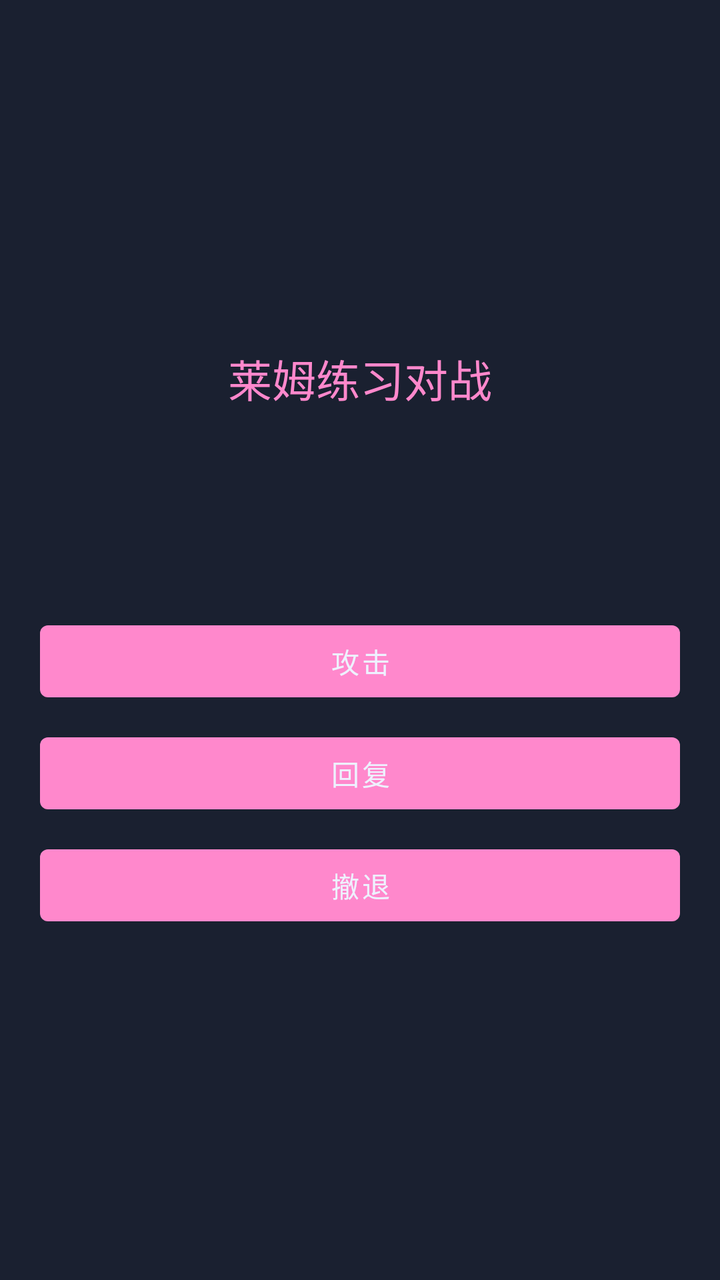
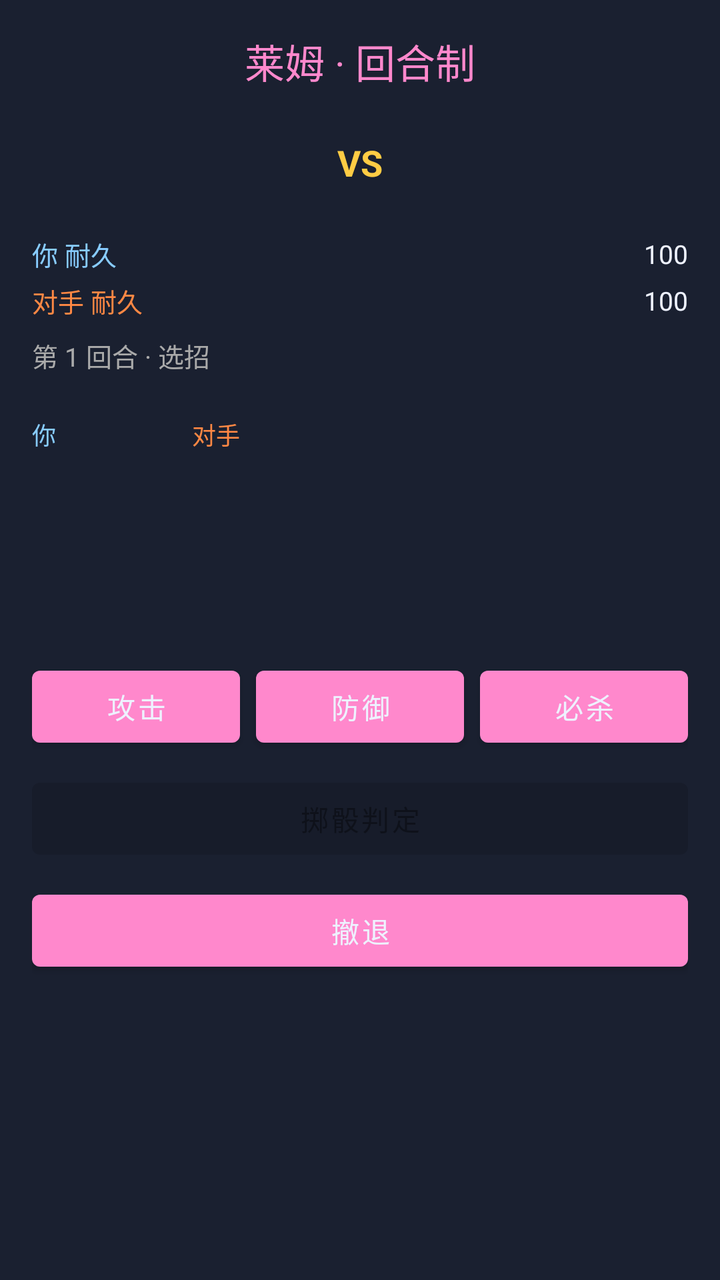

The first picture is an Android layout as it rendered before a commit; the second is the same layout after the commit. The layout source and the unified diff follow.
<!-- AndroidManifest.xml: application theme Theme.VpetMobile -->
<!-- res/layout/activity_rhyme.xml -->
<?xml version="1.0" encoding="utf-8"?>
<LinearLayout xmlns:android="http://schemas.android.com/apk/res/android"
    android:layout_width="match_parent"
    android:layout_height="match_parent"
    android:orientation="vertical"
    android:gravity="center"
    android:padding="20dp"
    android:background="@color/bg_dark">

    <TextView
        android:layout_width="match_parent"
        android:layout_height="wrap_content"
        android:text="莱姆练习对战"
        android:textColor="@color/accent_pink"
        android:textSize="22sp"
        android:gravity="center"
        android:layout_marginBottom="12dp" />

    <TextView
        android:id="@+id/rhymeLog"
        android:layout_width="match_parent"
        android:layout_height="wrap_content"
        android:textColor="@color/text_main"
        android:textSize="15sp"
        android:gravity="center"
        android:minLines="4"
        android:layout_marginBottom="16dp" />

    <Button
        android:id="@+id/btnAttack"
        android:layout_width="match_parent"
        android:layout_height="wrap_content"
        android:text="攻击"
        android:layout_marginBottom="8dp" />

    <Button
        android:id="@+id/btnHeal"
        android:layout_width="match_parent"
        android:layout_height="wrap_content"
        android:text="回复"
        android:layout_marginBottom="8dp" />

    <Button
        android:id="@+id/btnRhymeExit"
        android:layout_width="match_parent"
        android:layout_height="wrap_content"
        android:text="撤退" />
</LinearLayout>
<!-- resources referenced by this layout -->
<resources>
  <color name="accent_pink">#FFFF88CC</color>
  <color name="bg_dark">#FF1A2030</color>
  <color name="text_main">#FFEEF2FF</color>
  <style name="Theme.VpetMobile" parent="Theme.MaterialComponents.DayNight.NoActionBar">
          <item name="colorPrimary">@color/accent_pink</item>
          <item name="colorPrimaryVariant">@color/btn_bg</item>
          <item name="colorOnPrimary">@color/text_main</item>
          <item name="android:statusBarColor">@color/bg_dark</item>
          <item name="android:navigationBarColor">@color/bg_dark</item>
          <item name="android:windowBackground">@color/bg_dark</item>
      </style>
  <color name="btn_bg">#FF2A4060</color>
</resources>

<!-- the commit's change to res/layout/activity_rhyme.xml (unified diff, before → after) -->
@@ -1,48 +1,232 @@
 <?xml version="1.0" encoding="utf-8"?>
-<LinearLayout xmlns:android="http://schemas.android.com/apk/res/android"
+<ScrollView xmlns:android="http://schemas.android.com/apk/res/android"
     android:layout_width="match_parent"
     android:layout_height="match_parent"
-    android:orientation="vertical"
-    android:gravity="center"
-    android:padding="20dp"
-    android:background="@color/bg_dark">
-
-    <TextView
+    android:background="@color/bg_dark"
+    android:fillViewport="true">
+
+    <LinearLayout
         android:layout_width="match_parent"
         android:layout_height="wrap_content"
-        android:text="莱姆练习对战"
-        android:textColor="@color/accent_pink"
-        android:textSize="22sp"
-        android:gravity="center"
-        android:layout_marginBottom="12dp" />
-
-    <TextView
-        android:id="@+id/rhymeLog"
-        android:layout_width="match_parent"
-        android:layout_height="wrap_content"
-        android:textColor="@color/text_main"
-        android:textSize="15sp"
-        android:gravity="center"
-        android:minLines="4"
-        android:layout_marginBottom="16dp" />
-
-    <Button
-        android:id="@+id/btnAttack"
-        android:layout_width="match_parent"
-        android:layout_height="wrap_content"
-        android:text="攻击"
-        android:layout_marginBottom="8dp" />
-
-    <Button
-        android:id="@+id/btnHeal"
-        android:layout_width="match_parent"
-        android:layout_height="wrap_content"
-        android:text="回复"
-        android:layout_marginBottom="8dp" />
-
-    <Button
-        android:id="@+id/btnRhymeExit"
-        android:layout_width="match_parent"
-        android:layout_height="wrap_content"
-        android:text="撤退" />
-</LinearLayout>
+        android:orientation="vertical"
+        android:padding="16dp">
+
+        <TextView
+            android:id="@+id/rhymeTitle"
+            android:layout_width="match_parent"
+            android:layout_height="wrap_content"
+            android:gravity="center"
+            android:text="莱姆 · 回合制"
+            android:textColor="@color/accent_pink"
+            android:textSize="20sp"
+            android:layout_marginBottom="8dp" />
+
+        <LinearLayout
+            android:layout_width="match_parent"
+            android:layout_height="wrap_content"
+            android:gravity="center"
+            android:orientation="horizontal"
+            android:layout_marginBottom="8dp">
+
+            <ImageView
+                android:id="@+id/rhymePlayerIcon"
+                android:layout_width="56dp"
+                android:layout_height="56dp"
+                android:contentDescription="@null"
+                android:scaleType="fitXY" />
+
+            <TextView
+                android:layout_width="wrap_content"
+                android:layout_height="wrap_content"
+                android:paddingHorizontal="12dp"
+                android:text="VS"
+                android:textColor="#FFCC44"
+                android:textSize="18sp"
+                android:textStyle="bold" />
+
+            <ImageView
+                android:id="@+id/rhymeEnemyIcon"
+                android:layout_width="56dp"
+                android:layout_height="56dp"
+                android:contentDescription="@null"
+                android:scaleType="fitXY" />
+        </LinearLayout>
+
+        <LinearLayout
+            android:layout_width="match_parent"
+            android:layout_height="wrap_content"
+            android:gravity="center_vertical"
+            android:orientation="horizontal"
+            android:layout_marginBottom="4dp">
+
+            <TextView
+                android:id="@+id/rhymeYouName"
+                android:layout_width="72dp"
+                android:layout_height="wrap_content"
+                android:text="你 耐久"
+                android:textColor="#88CCFF"
+                android:textSize="13sp" />
+
+            <ImageView
+                android:id="@+id/rhymePlayerBar"
+                android:layout_width="0dp"
+                android:layout_height="16dp"
+                android:layout_weight="1"
+                android:contentDescription="@null"
+                android:scaleType="fitXY" />
+
+            <TextView
+                android:id="@+id/rhymePlayerHp"
+                android:layout_width="40dp"
+                android:layout_height="wrap_content"
+                android:gravity="end"
+                android:text="100"
+                android:textColor="@color/text_main"
+                android:textSize="13sp" />
+        </LinearLayout>
+
+        <LinearLayout
+            android:layout_width="match_parent"
+            android:layout_height="wrap_content"
+            android:gravity="center_vertical"
+            android:orientation="horizontal"
+            android:layout_marginBottom="8dp">
+
+            <TextView
+                android:id="@+id/rhymeFoeName"
+                android:layout_width="72dp"
+                android:layout_height="wrap_content"
+                android:text="对手 耐久"
+                android:textColor="#FF8844"
+                android:textSize="13sp" />
+
+            <ImageView
+                android:id="@+id/rhymeEnemyBar"
+                android:layout_width="0dp"
+                android:layout_height="16dp"
+                android:layout_weight="1"
+                android:contentDescription="@null"
+                android:scaleType="fitXY" />
+
+            <TextView
+                android:id="@+id/rhymeEnemyHp"
+                android:layout_width="40dp"
+                android:layout_height="wrap_content"
+                android:gravity="end"
+                android:text="100"
+                android:textColor="@color/text_main"
+                android:textSize="13sp" />
+        </LinearLayout>
+
+        <TextView
+            android:id="@+id/rhymePhase"
+            android:layout_width="match_parent"
+            android:layout_height="wrap_content"
+            android:text="第 1 回合 · 选招"
+            android:textColor="#AAAAAA"
+            android:textSize="13sp"
+            android:layout_marginBottom="6dp" />
+
+        <LinearLayout
+            android:layout_width="match_parent"
+            android:layout_height="wrap_content"
+            android:gravity="center_vertical"
+            android:orientation="horizontal"
+            android:layout_marginBottom="8dp">
+
+            <TextView
+                android:layout_width="wrap_content"
+                android:layout_height="wrap_content"
+                android:text="你"
+                android:textColor="#88CCFF"
+                android:textSize="12sp" />
+
+            <ImageView
+                android:id="@+id/rhymePlayerDie"
+                android:layout_width="48dp"
+                android:layout_height="48dp"
+                android:layout_marginStart="4dp"
+                android:layout_marginEnd="16dp"
+                android:contentDescription="@null"
+                android:scaleType="fitXY" />
+
+            <TextView
+                android:layout_width="wrap_content"
+                android:layout_height="wrap_content"
+                android:text="对手"
+                android:textColor="#FF8844"
+                android:textSize="12sp" />
+
+            <ImageView
+                android:id="@+id/rhymeEnemyDie"
+                android:layout_width="48dp"
+                android:layout_height="48dp"
+                android:layout_marginStart="4dp"
+                android:layout_marginEnd="8dp"
+                android:contentDescription="@null"
+                android:scaleType="fitXY" />
+
+            <TextView
+                android:id="@+id/rhymeDiceHint"
+                android:layout_width="0dp"
+                android:layout_height="wrap_content"
+                android:layout_weight="1"
+                android:textColor="#8899AA"
+                android:textSize="11sp" />
+        </LinearLayout>
+
+        <TextView
+            android:id="@+id/rhymeLog"
+            android:layout_width="match_parent"
+            android:layout_height="wrap_content"
+            android:minLines="4"
+            android:textColor="#CCCCCC"
+            android:textSize="14sp"
+            android:layout_marginBottom="12dp" />
+
+        <LinearLayout
+            android:layout_width="match_parent"
+            android:layout_height="wrap_content"
+            android:orientation="horizontal"
+            android:layout_marginBottom="8dp">
+
+            <Button
+                android:id="@+id/btnAttack"
+                android:layout_width="0dp"
+                android:layout_height="wrap_content"
+                android:layout_weight="1"
+                android:layout_marginEnd="4dp"
+                android:text="攻击" />
+
+            <Button
+                android:id="@+id/btnDefense"
+                android:layout_width="0dp"
+                android:layout_height="wrap_content"
+                android:layout_weight="1"
+                android:layout_marginHorizontal="4dp"
+                android:text="防御" />
+
+            <Button
+                android:id="@+id/btnSpecial"
+                android:layout_width="0dp"
+                android:layout_height="wrap_content"
+                android:layout_weight="1"
+                android:layout_marginStart="4dp"
+                android:text="必杀" />
+        </LinearLayout>
+
+        <Button
+            android:id="@+id/btnRoll"
+            android:layout_width="match_parent"
+            android:layout_height="wrap_content"
+            android:enabled="false"
+            android:text="掷骰判定"
+            android:layout_marginBottom="8dp" />
+
+        <Button
+            android:id="@+id/btnRhymeExit"
+            android:layout_width="match_parent"
+            android:layout_height="wrap_content"
+            android:text="撤退" />
+    </LinearLayout>
+</ScrollView>
